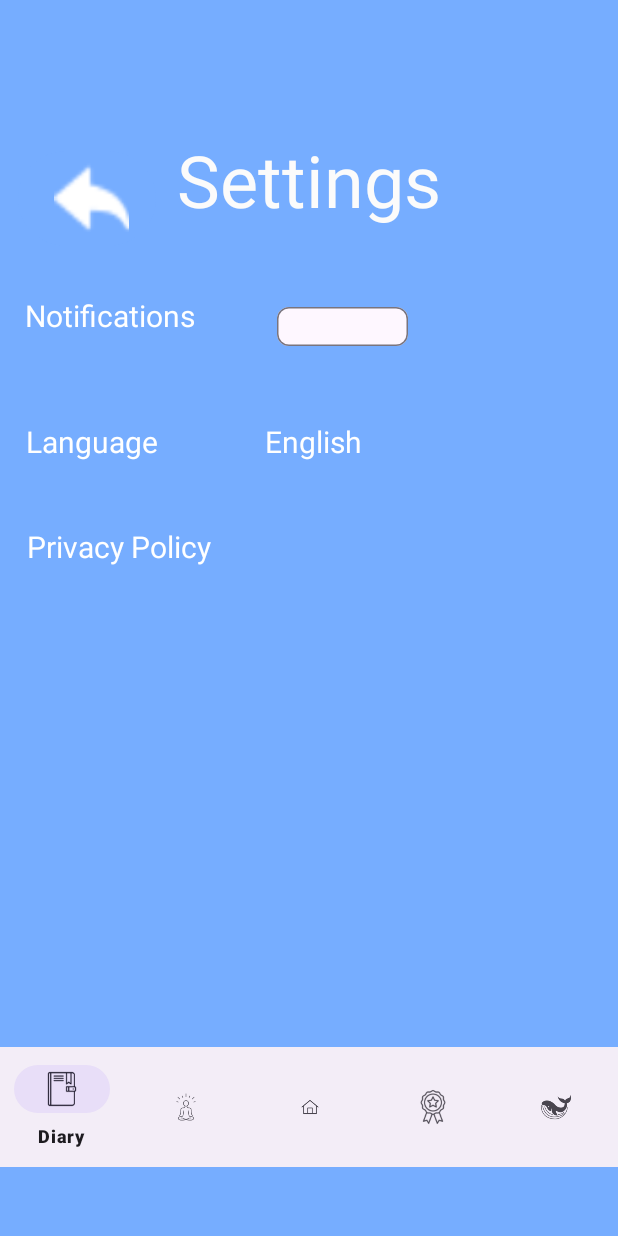
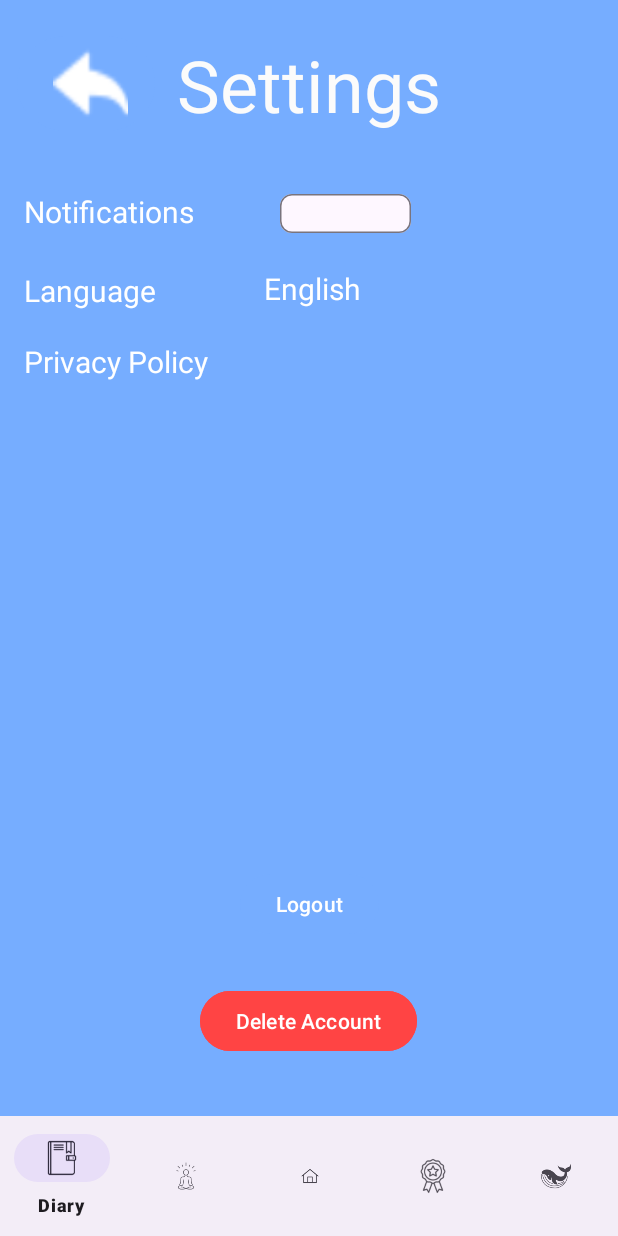
Before and after one commit to garthdp/MeditationMobileApp, an Android app: the Settings screen opened directly, with no data from a screen before it, on a phone screen of 412 x 824 dp. Run offline under Robolectric (Android 15) with nearby library versions, the phone set to English and light mode, and no system bars; our stand-ins replace Firebase (no records; nobody signed in at launch, a user with empty details on screens opened directly).

Commit message:
Added logout button to settings and delete account button to settings

```diff
--- a/app/src/main/res/layout/activity_settings.xml
+++ b/app/src/main/res/layout/activity_settings.xml
@@ -11,27 +11,23 @@
         android:id="@+id/bottom_navigation"
         android:layout_width="0dp"
         android:layout_height="wrap_content"
-        android:layout_marginTop="651dp"
         app:layout_constraintBottom_toBottomOf="parent"
         app:layout_constraintEnd_toEndOf="parent"
         app:layout_constraintStart_toStartOf="parent"
-        app:layout_constraintTop_toTopOf="parent"
         app:menu="@menu/bottom_navigation_menu" />
 
     <TextView
         android:id="@+id/textView7"
         android:layout_width="wrap_content"
         android:layout_height="wrap_content"
-        android:layout_marginStart="117dp"
-        android:layout_marginTop="41dp"
+        android:layout_marginStart="14dp"
+        android:layout_marginTop="24dp"
         android:layout_marginEnd="118dp"
-        android:layout_marginBottom="626dp"
         android:text="Settings"
         android:textColor="#FBFBFB"
         android:textSize="48sp"
-        app:layout_constraintBottom_toBottomOf="parent"
         app:layout_constraintEnd_toEndOf="parent"
-        app:layout_constraintStart_toStartOf="parent"
+        app:layout_constraintStart_toEndOf="@+id/btnback"
         app:layout_constraintTop_toTopOf="parent" />
 
     <TextView
@@ -39,91 +35,98 @@
         android:layout_width="wrap_content"
         android:layout_height="wrap_content"
         android:layout_marginStart="16dp"
-        android:layout_marginTop="150dp"
-        android:layout_marginEnd="281dp"
-        android:layout_marginBottom="554dp"
+        android:layout_marginTop="36dp"
         android:text="Notifications"
         android:textColor="#FFFFFF"
         android:textSize="20sp"
-        app:layout_constraintBottom_toBottomOf="parent"
-        app:layout_constraintEnd_toEndOf="parent"
         app:layout_constraintStart_toStartOf="parent"
-        app:layout_constraintTop_toTopOf="parent" />
+        app:layout_constraintTop_toBottomOf="@+id/btnback" />
 
     <com.google.android.material.chip.Chip
         android:id="@+id/chip"
         android:layout_width="103dp"
         android:layout_height="42dp"
-        android:layout_marginStart="176dp"
-        android:layout_marginTop="150dp"
+        android:layout_marginStart="51dp"
+        android:layout_marginTop="30dp"
         android:layout_marginEnd="132dp"
-        android:layout_marginBottom="539dp"
-        app:layout_constraintBottom_toBottomOf="parent"
         app:layout_constraintEnd_toEndOf="parent"
-        app:layout_constraintStart_toStartOf="parent"
-        app:layout_constraintTop_toTopOf="parent" />
+        app:layout_constraintStart_toEndOf="@+id/textView9"
+        app:layout_constraintTop_toBottomOf="@+id/btnback" />
 
     <TextView
         android:id="@+id/textView10"
         android:layout_width="wrap_content"
         android:layout_height="wrap_content"
         android:layout_marginStart="16dp"
-        android:layout_marginTop="234dp"
-        android:layout_marginEnd="306dp"
-        android:layout_marginBottom="470dp"
+        android:layout_marginTop="25dp"
         android:text="Language"
         android:textColor="#FFFFFF"
         android:textSize="20sp"
-        app:layout_constraintBottom_toBottomOf="parent"
-        app:layout_constraintEnd_toEndOf="parent"
         app:layout_constraintStart_toStartOf="parent"
-        app:layout_constraintTop_toTopOf="parent" />
+        app:layout_constraintTop_toBottomOf="@+id/textView9" />
 
     <TextView
         android:id="@+id/textView11"
         android:layout_width="wrap_content"
         android:layout_height="wrap_content"
-        android:layout_marginStart="176dp"
-        android:layout_marginTop="234dp"
-        android:layout_marginEnd="170dp"
-        android:layout_marginBottom="470dp"
+        android:layout_marginStart="70dp"
+        android:layout_marginTop="24dp"
+        android:layout_marginEnd="171dp"
         android:text="English"
         android:textColor="#FFFFFF"
         android:textSize="20sp"
-        app:layout_constraintBottom_toBottomOf="parent"
         app:layout_constraintEnd_toEndOf="parent"
-        app:layout_constraintStart_toStartOf="parent"
-        app:layout_constraintTop_toTopOf="parent" />
+        app:layout_constraintHorizontal_bias="1.0"
+        app:layout_constraintStart_toEndOf="@+id/textView10"
+        app:layout_constraintTop_toBottomOf="@+id/textView9" />
 
     <TextView
         android:id="@+id/textView12"
         android:layout_width="wrap_content"
         android:layout_height="wrap_content"
         android:layout_marginStart="16dp"
-        android:layout_marginTop="304dp"
-        android:layout_marginEnd="270dp"
-        android:layout_marginBottom="400dp"
+        android:layout_marginTop="20dp"
         android:text="Privacy Policy"
         android:textColor="#FFFFFF"
         android:textSize="20sp"
-        app:layout_constraintBottom_toBottomOf="parent"
-        app:layout_constraintEnd_toEndOf="parent"
         app:layout_constraintStart_toStartOf="parent"
-        app:layout_constraintTop_toTopOf="parent" />
+        app:layout_constraintTop_toBottomOf="@+id/textView10" />
 
     <Button
         android:id="@+id/btnback"
         android:layout_width="92dp"
         android:layout_height="71dp"
         android:layout_marginStart="11dp"
-        android:layout_marginTop="50dp"
-        android:layout_marginEnd="308dp"
-        android:layout_marginBottom="610dp"
+        android:layout_marginTop="20dp"
         app:icon="@drawable/ic_return"
         app:iconSize="50dp"
-        app:layout_constraintBottom_toBottomOf="parent"
-        app:layout_constraintEnd_toEndOf="parent"
+        app:layout_constraintEnd_toStartOf="@+id/textView7"
         app:layout_constraintStart_toStartOf="parent"
         app:layout_constraintTop_toTopOf="parent" />
 
+    <Button
+        android:id="@+id/btnLogout"
+        android:layout_width="wrap_content"
+        android:layout_height="wrap_content"
+        android:layout_marginStart="160dp"
+        android:layout_marginEnd="160dp"
+        android:layout_marginBottom="30dp"
+        android:text="Logout"
+        app:layout_constraintBottom_toTopOf="@+id/btnDelete"
+        app:layout_constraintEnd_toEndOf="parent"
+        app:layout_constraintStart_toStartOf="parent" />
+
+    <Button
+        android:id="@+id/btnDelete"
+        android:layout_width="wrap_content"
+        android:layout_height="wrap_content"
+        android:layout_marginStart="132dp"
+        android:layout_marginEnd="133dp"
+        android:layout_marginBottom="39dp"
+        android:backgroundTint="@android:color/holo_red_light"
+        android:text="Delete Account"
+        app:layout_constraintBottom_toTopOf="@+id/bottom_navigation"
+        app:layout_constraintEnd_toEndOf="parent"
+        app:layout_constraintStart_toStartOf="parent" />
+
 </androidx.constraintlayout.widget.ConstraintLayout>
```
Also changed, not shown: app/src/main/java/com/example/opsc_poe_part_2/Settings.kt (+94 -0 lines).
